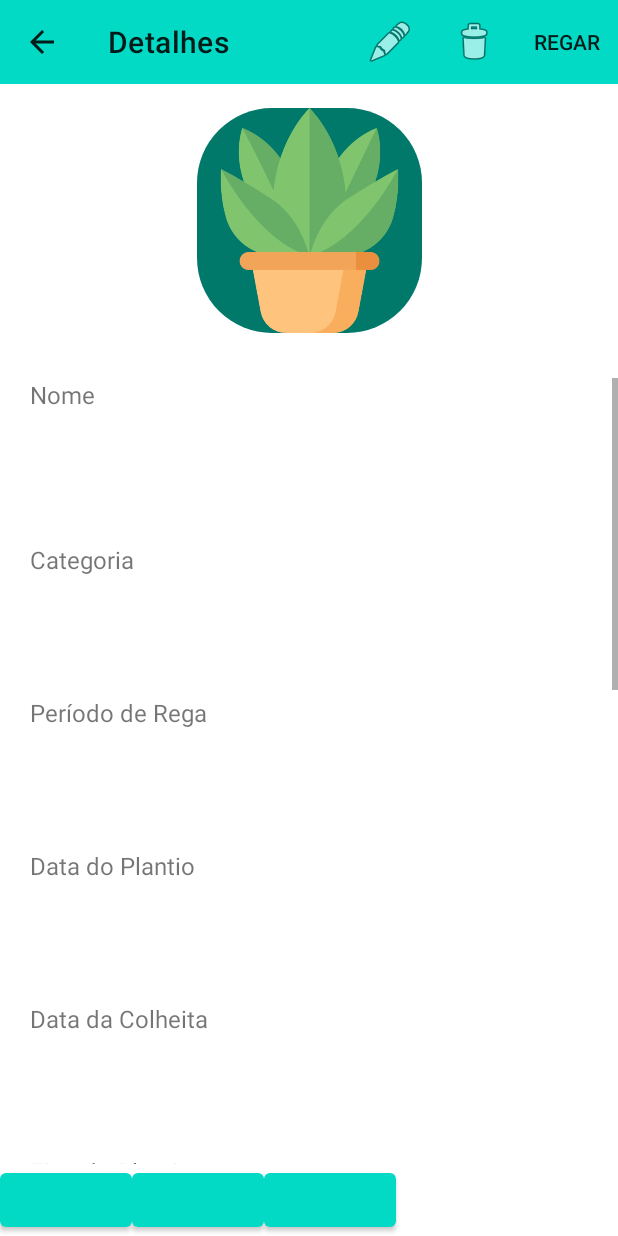
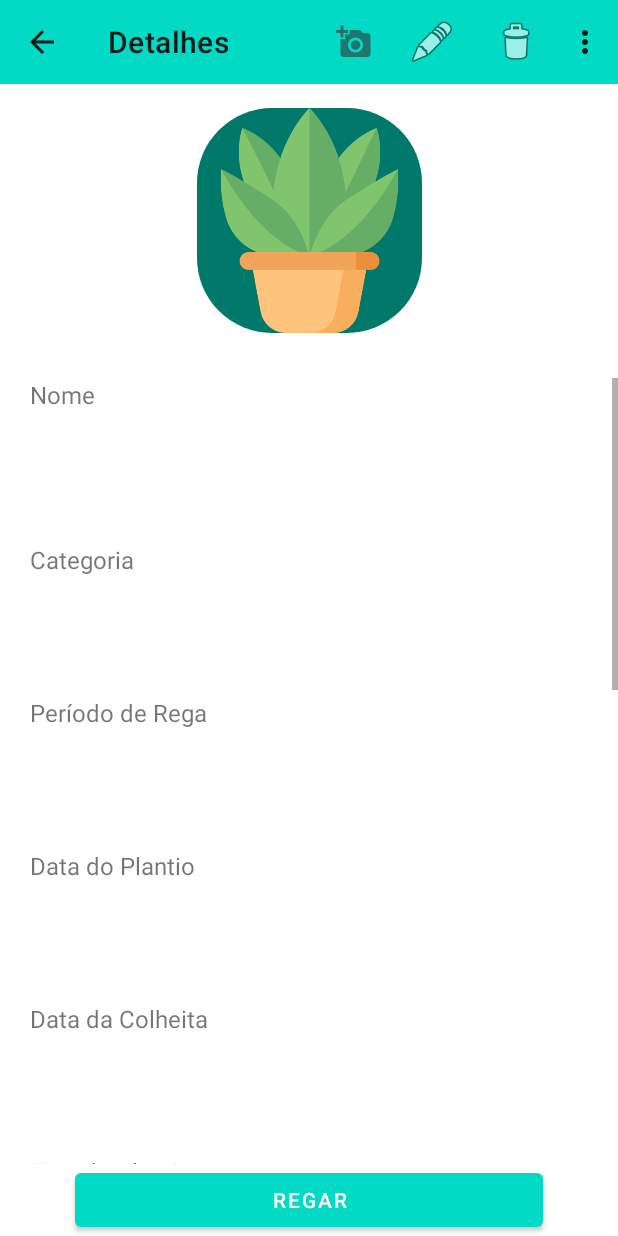
Before and after one commit to Geva3/e-garden, an Android app: the DetailsViewModel screen opened directly, with no data from a screen before it, on a phone screen of 412 x 824 dp. Run offline under Robolectric (Android 15) with nearby library versions, the phone set to English and light mode, and no system bars; our stand-ins replace Firebase (no records; nobody signed in at launch, a user with empty details on screens opened directly); 4 statements that could not run were skipped.

Commit message:
History (#7)
* Adicionei as Activities Histórico Fotos e Regas, mudei o menu do details, e deixei apenas um botão regar na tela details

* Adicionei as Activities Histórico Fotos e Regas, mudei o menu do details, e deixei apenas um botão regar na tela details, adicionei título nas activities

```diff
--- a/app/src/main/res/layout/activity_details.xml
+++ b/app/src/main/res/layout/activity_details.xml
@@ -41,7 +41,7 @@
         android:layout_width="match_parent"
         android:layout_height="0dp"
         app:layout_constraintTop_toBottomOf="@+id/cardView_Details"
-        app:layout_constraintBottom_toTopOf="@+id/sdfsdf"
+        app:layout_constraintBottom_toTopOf="@+id/llRegar"
         android:layout_marginTop="30dp"
         android:id="@+id/sv">
 
@@ -527,7 +527,7 @@
     </ScrollView>
 
     <LinearLayout
-        android:id="@+id/sdfsdf"
+        android:id="@+id/llRegar"
         android:layout_width="match_parent"
         android:layout_height="wrap_content"
         app:layout_constraintEnd_toEndOf="parent"
@@ -536,14 +536,13 @@
         app:layout_constraintBottom_toBottomOf="parent">
 
         <Button
-            android:layout_width="wrap_content"
-            android:layout_height="48dp"/>
-        <Button
-            android:layout_width="wrap_content"
-            android:layout_height="48dp"/>
-        <Button
-            android:layout_width="wrap_content"
-            android:layout_height="48dp"/>
+            android:id="@+id/bRegar"
+            android:layout_width="match_parent"
+            android:layout_height="wrap_content"
+            android:layout_marginLeft="50dp"
+            android:layout_marginRight="50dp"
+            android:text="REGAR"/>
+
     </LinearLayout>
 
 </androidx.constraintlayout.widget.ConstraintLayout>
--- a/app/src/main/res/menu/detailsmenu.xml
+++ b/app/src/main/res/menu/detailsmenu.xml
@@ -3,19 +3,28 @@
     xmlns:app="http://schemas.android.com/apk/res-auto">
 
     <item
+        android:id="@+id/action_newphoto"
+        android:icon="@drawable/ic_action_camera"
+        android:title="NewPhoto"
+        app:showAsAction="always" />
+    <item
         android:id="@+id/action_edit"
         android:icon="@android:drawable/ic_menu_edit"
-        android:title="edit"
+        android:title="Editar Planta"
         app:showAsAction="always" />
     <item
         android:id="@+id/action_erase"
         android:icon="@android:drawable/ic_menu_delete"
-        android:title="erase"
+        android:title="Excluir Planta"
         app:showAsAction="always" />
     <item
-        android:id="@+id/action_regar"
-        android:title="regar"
-        app:showAsAction="always"
+        android:id="@+id/action_water_history"
+        android:title="Histórico de Regas"
+        app:showAsAction="never"/>
 
-        />
+    <item
+        android:id="@+id/action_photos_history"
+        android:title="Histórico de Fotos"
+        app:showAsAction="never"/>
+
 </menu>
```
Also changed, not shown: app/src/main/AndroidManifest.xml (+32 -19 lines), app/src/main/java/com/android/e_garden/Photo_History.java (added, +25 -0 lines), app/src/main/java/com/android/e_garden/Water_History.java (added, +24 -0 lines), app/src/main/res/layout/activity_photo_history.xml (added, +29 -0 lines), app/src/main/res/layout/activity_water_history.xml (added, +29 -0 lines).
